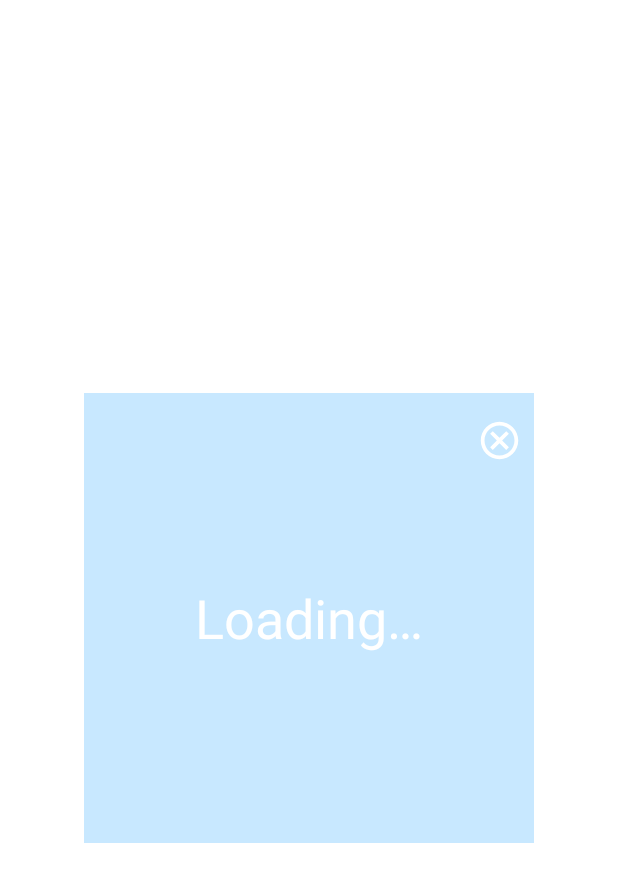
After one commit to sangeetds/isdb-android-app, an Android app: the layout loading_dialog.xml on its own in the app's theme, with its tools: preview values and no code run, on a phone screen of 412 x 824 dp. The commit adds this screen. Shown: the top 882 px of the screen. Run offline under Robolectric (Android 15) with nearby library versions, the phone set to English and light mode, and no system bars.

Commit message:
Ratings dialog added. Attempt to connect to network.

```diff
--- a/app/build.gradle
+++ b/app/build.gradle
@@ -51,6 +51,8 @@ dependencies {
     implementation 'com.google.android.material:material:1.3.0'
     implementation 'androidx.cardview:cardview:1.0.0'
 
+    implementation 'me.zhanghai.android.materialratingbar:library:1.4.0'
+
     implementation "org.jetbrains.kotlinx:kotlinx-coroutines-core:$kotlinCoroutineVersion"
     implementation "org.jetbrains.kotlinx:kotlinx-coroutines-android:$kotlinCoroutineVersion"
 
@@ -60,11 +62,11 @@ dependencies {
     implementation("com.squareup.moshi:moshi-kotlin:$moshiVersion")
     implementation("com.squareup.moshi:moshi:$moshiVersion")
 
-    implementation 'com.squareup.picasso:picasso:2.71828'
+    implementation 'com.squareup.picasso:picasso:2.8'
 
     kapt("com.squareup.moshi:moshi-kotlin-codegen:$moshiVersion")
 
-    testImplementation 'junit:junit:4.12'
+    testImplementation 'junit:junit:4.13.2'
 
     androidTestImplementation 'androidx.test.ext:junit:1.1.2'
     androidTestImplementation 'androidx.test.espresso:espresso-core:3.3.0'
--- a/app/src/main/java/com/example/login/activity/LoginActivity.kt
+++ b/app/src/main/java/com/example/login/activity/LoginActivity.kt
@@ -12,7 +12,7 @@ import android.widget.ImageButton
 import android.widget.CheckBox
 import android.widget.Toast
 import androidx.annotation.RequiresApi
-import com.example.login.LoadDialog
+import com.example.login.dialog.LoadDialog
 import com.example.login.R
 import com.example.login.enums.Log
 import com.example.login.models.User
@@ -84,7 +84,7 @@ class LoginActivity : AppCompatActivity() {
         val password = passwordText.text.toString()
         val user = User(username = username, password = password)
 
-        val progressDialog = LoadDialog(this, user, getString(R.string.loginUrl), Log.LOGIN)
+        val progressDialog = LoadDialog(this, user, getString(R.string.baseUrl), Log.LOGIN)
         progressDialog.show()
 
         val statusText = progressDialog.statusText
--- a/app/src/main/java/com/example/login/service/SongService.kt
+++ b/app/src/main/java/com/example/login/service/SongService.kt
@@ -9,8 +9,8 @@ import retrofit2.http.Query
 interface SongService {
 
     @GET("/tracks")
-    suspend fun getSongs(@Query("search") songName: String?): Call<List<Song>>
+    fun getSongs(@Query("search") songName: String?): Call<List<Song>>
 }
 
-suspend fun getSongsList(service: SongService, songName: String?): Response<List<Song>> =
+fun getSongsList(service: SongService, songName: String?): Response<List<Song>> =
     service.getSongs(songName = songName).execute()
--- /dev/null
+++ b/app/src/main/res/layout/loading_dialog.xml
@@ -0,0 +1,38 @@
+<?xml version="1.0" encoding="utf-8"?>
+<androidx.constraintlayout.widget.ConstraintLayout
+    xmlns:android="http://schemas.android.com/apk/res/android"
+    xmlns:app="http://schemas.android.com/apk/res-auto"
+    android:layout_width="match_parent"
+    android:layout_height="300dp"
+    android:layout_gravity="center"
+>
+
+    <ImageView
+        android:id="@+id/cancel_ratings_button"
+        android:elevation="10dp"
+        android:layout_width="wrap_content"
+        android:layout_height="wrap_content"
+        android:layout_marginEnd="8dp"
+        android:src="@drawable/ic_outline_cancel_24"
+        app:layout_constraintBottom_toBottomOf="parent"
+        app:layout_constraintEnd_toEndOf="@+id/dialog"
+        app:layout_constraintTop_toTopOf="@+id/dialog"
+        app:layout_constraintVertical_bias="0.062"
+        android:contentDescription="@string/loading_screen_image" />
+
+    <TextView
+        android:id="@+id/dialog"
+        android:layout_width="300dp"
+        android:layout_height="match_parent"
+        app:layout_constraintBottom_toBottomOf="parent"
+        app:layout_constraintEnd_toEndOf="parent"
+        app:layout_constraintStart_toStartOf="parent"
+        app:layout_constraintTop_toTopOf="parent"
+        android:background="@color/colorAccent"
+        android:gravity="center"
+        android:text="@string/loading"
+        android:textColor="#FFF"
+        android:textSize="36sp"
+        />
+
+</androidx.constraintlayout.widget.ConstraintLayout>
--- a/app/src/main/res/values/strings.xml
+++ b/app/src/main/res/values/strings.xml
@@ -9,7 +9,7 @@
     <string name="logInError">Cannot log in :(</string>
     <string name="created">User Registered</string>
     <string name="existAlready">User Already Exists. Do you want to log in?</string>
-    <string name="loginUrl">https://localhost:8080</string>
+    <string name="baseUrl">https://pure-ridge-30175.herokuapp.com</string>
     <string name="create_account">Create Account</string>
     <string name="email">Email</string>
     <string name="emailHint">Email</string>
```
Also changed, not shown: app/src/main/java/com/example/login/SongAdapter.kt (+4 -5 lines), app/src/main/java/com/example/login/activity/RegisterActivity.kt (+21 -2 lines), app/src/main/java/com/example/login/activity/SongsActivity.kt (+32 -31 lines), app/src/main/java/com/example/login/dialog/LoadDialog.kt (renamed from app/src/main/java/com/example/login/LoadDialog.kt, +19 -27 lines), app/src/main/java/com/example/login/dialog/RatingsDialog.kt (added, +29 -0 lines), app/src/main/res/layout/ratings_dialog.xml (renamed from app/src/main/res/layout/activity_loading.xml, +19 -10 lines).
